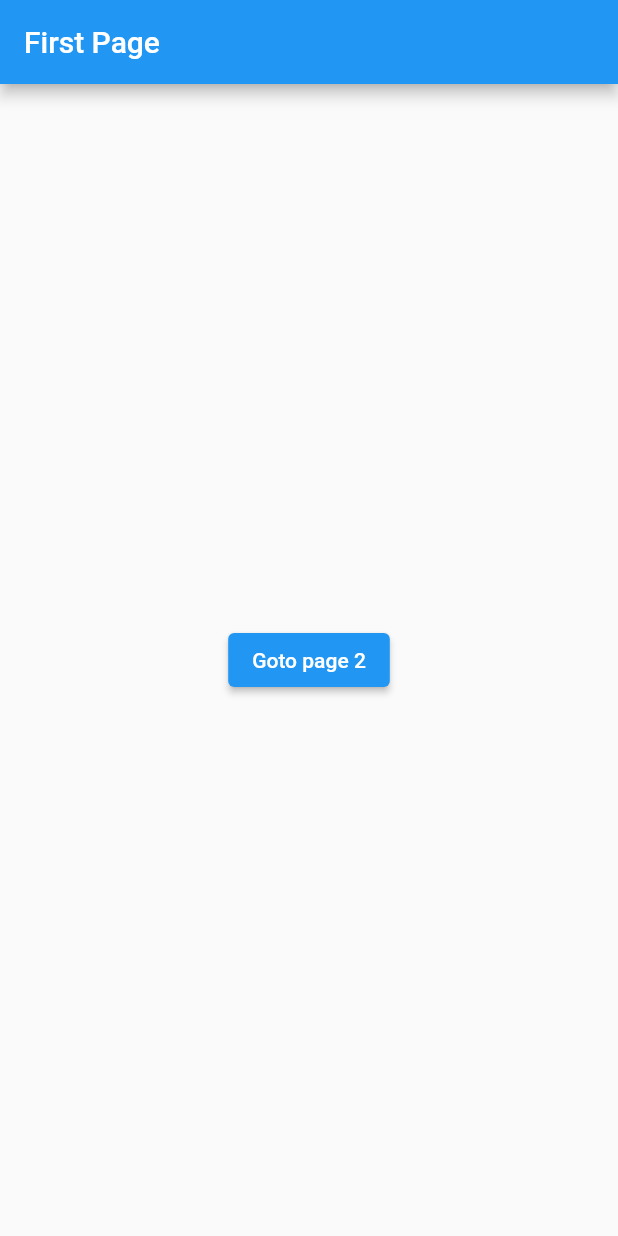
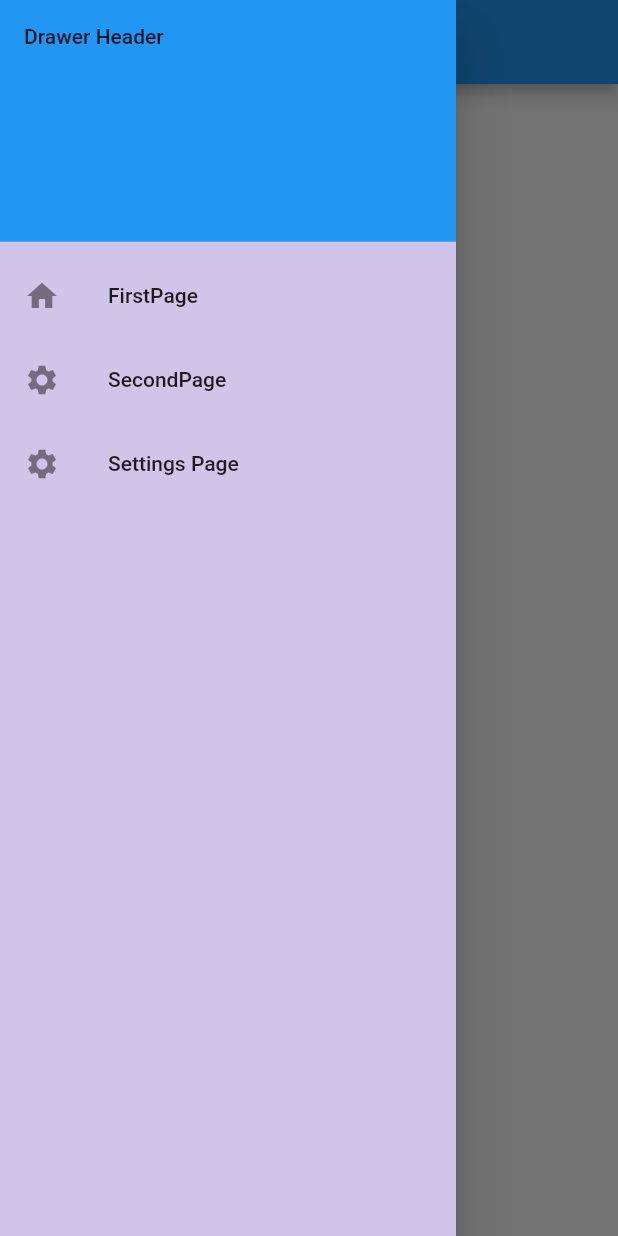
Before and after one commit to Pradhyumna1986/FlutterProjects, a Flutter app: the screen it shows after launch, with the side drawer open (before the commit the screen has no drawer), on a phone screen of 412 x 824 dp. Run offline on Flutter 3.47's test engine with Material 2 defaults, Android fonts, the phone set to English and light mode, and no system bars.

Commit message:
Drawer withheader

```diff
--- a/lib/Pages/first_page.dart
+++ b/lib/Pages/first_page.dart
@@ -1,5 +1,7 @@
+// ignore_for_file: prefer_const_constructors, prefer_const_literals_to_create_immutables
+
 import 'package:flutter/material.dart';
-//import 'package:flutter_application_1/Pages/second_page.dart';
+//import 'package:flutter_application_1/Pages/f.dart';
 
 class FirstPage extends StatelessWidget {
   const FirstPage({super.key});
@@ -8,6 +10,46 @@ class FirstPage extends StatelessWidget {
   Widget build(BuildContext context) {
     return Scaffold(
       appBar: AppBar(title: const Text('First Page')),
+      drawer: Drawer(
+        backgroundColor: Colors.deepPurple[100],
+        child: ListView(
+          padding: EdgeInsets.zero,
+          children: [
+            //Drawer header
+
+            DrawerHeader(
+              decoration: BoxDecoration(
+                color: Colors.blue,
+              ),
+              child: Text('Drawer Header'),
+            ),
+            //home page list tile
+            ListTile(
+              leading: Icon(Icons.home),
+              title: Text('FirstPage'),
+              onTap: () {
+                Navigator.pushNamed(context, '/FirstPage');
+              },
+            ),
+            //setting page list tile
+            ListTile(
+              leading: Icon(Icons.settings),
+              title: Text('SecondPage'),
+              onTap: () {
+                Navigator.pushNamed(context, '/SecondPage');
+              },
+            ),
+            //setting2
+            ListTile(
+              leading: Icon(Icons.settings),
+              title: Text('Settings Page'),
+              onTap: () {
+                Navigator.pushNamed(context, '/SettingsPage');
+              },
+            )
+          ],
+        ),
+      ),
       body: Center(
         child: ElevatedButton(
           child: const Text('Goto page 2'),
@@ -15,10 +57,12 @@ class FirstPage extends StatelessWidget {
             //goto 2nd page
             // Navigator.push(context,
             //     MaterialPageRoute(builder: (context) => const SecondPage()));
-            Navigator.pushNamed(context, '/SecondPage1');
+            Navigator.pushNamed(context, '/SecondPage');
           },
         ),
       ),
     );
   }
+
+  ff() {}
 }
--- /dev/null
+++ b/lib/Pages/settings_page.dart
@@ -0,0 +1,23 @@
+import 'package:flutter/material.dart';
+import 'package:flutter_application_1/Pages/first_page.dart';
+
+class SettingsPage extends StatelessWidget {
+  const SettingsPage({super.key});
+
+  @override
+  Widget build(BuildContext context) {
+    return Scaffold(
+      appBar: AppBar(title: const Text('SettingsPage Page')),
+      body: Center(
+        child: ElevatedButton(
+          child: const Text('Goto page 1'),
+          onPressed: () {
+            //goto 2nd page
+            Navigator.push(context,
+                MaterialPageRoute(builder: (context) => const FirstPage()));
+          },
+        ),
+      ),
+    );
+  }
+}
--- a/lib/main.dart
+++ b/lib/main.dart
@@ -1,6 +1,7 @@
 import 'package:flutter/material.dart';
 import 'package:flutter_application_1/Pages/first_page.dart';
 import 'package:flutter_application_1/Pages/second_page.dart';
+import 'package:flutter_application_1/Pages/settings_page.dart';
 
 void main() {
   runApp(const MyApp());
@@ -15,8 +16,9 @@ class MyApp extends StatelessWidget {
       debugShowCheckedModeBanner: true,
       home: const FirstPage(),
       routes: {
-        '/SecondPage1': (context) => const SecondPage(),
+        '/SecondPage': (context) => const SecondPage(),
         '/FirstPage': (context) => const FirstPage(),
+        '/SettingsPage': (context) => const SettingsPage(),
       },
     );
   }
```
